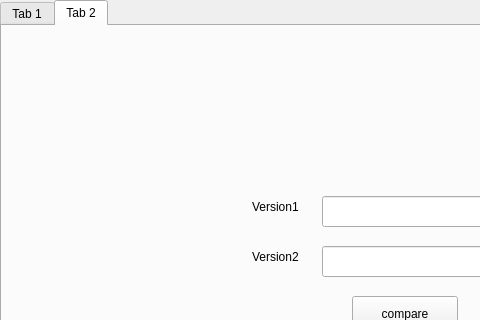
The window that mainwindow.ui (gaozw1/deb_tools) describes before a commit, drawn with Qt 5; both pictures show x 0 to 480 and y 0 to 320 of the 820 by 644 pixel window.
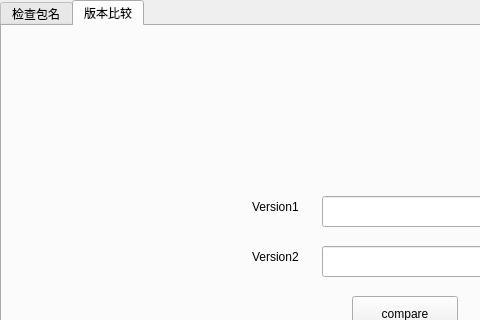
The same window after the commit.

Patch:
```diff
--- a/mainwindow.ui
+++ b/mainwindow.ui
@@ -40,7 +40,7 @@
     </property>
     <widget class="QWidget" name="check">
      <attribute name="title">
-      <string>Tab 1</string>
+      <string>检查包名</string>
      </attribute>
      <widget class="QTextEdit" name="text_name">
       <property name="geometry">
@@ -168,7 +168,7 @@
     </widget>
     <widget class="QWidget" name="compare">
      <attribute name="title">
-      <string>Tab 2</string>
+      <string>版本比较</string>
      </attribute>
      <widget class="QLabel" name="label_v2">
       <property name="geometry">
```
Left out of the diff: 4 changed lines with no effect on the pictures.
